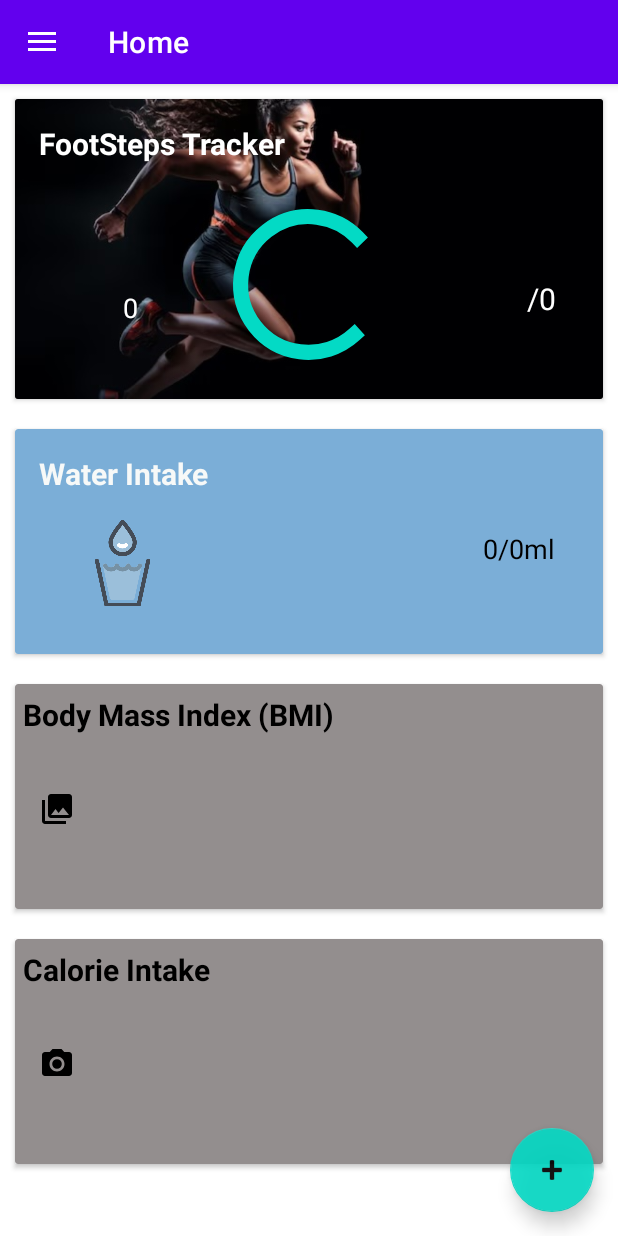
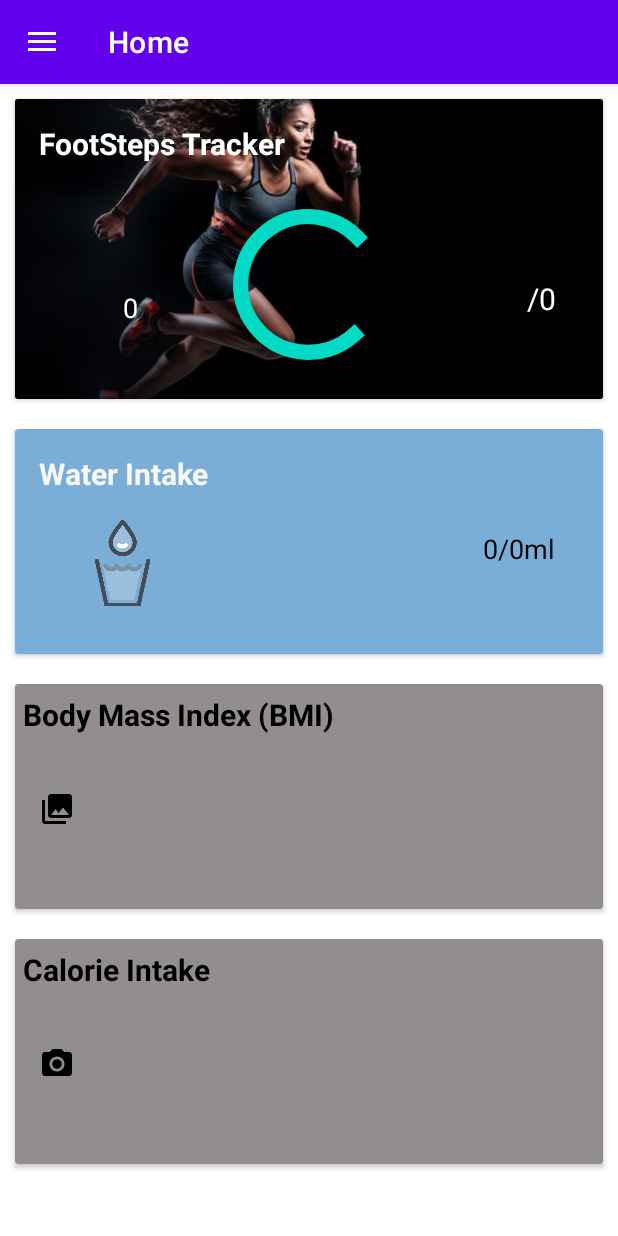
Before and after one commit to AnupaRasaputhra/FitPulse-CapstoneProject, an Android app: the screen it shows after launch (MainActivity), on a phone screen of 412 x 824 dp. Run offline under Robolectric (Android 15) with nearby library versions, the phone set to English and light mode, and no system bars; our stand-ins replace navigation-ui; plain views replace CircularProgressBar; 1 statement that could not run was skipped.

```diff
--- a/FitPulse/app/src/main/res/layout/app_bar_main.xml
+++ b/FitPulse/app/src/main/res/layout/app_bar_main.xml
@@ -21,15 +21,15 @@
     </com.google.android.material.appbar.AppBarLayout>
 
     <include layout="@layout/content_main" />
-    <com.google.android.material.floatingactionbutton.FloatingActionButton
-        android:id="@+id/fab"
-        android:layout_width="wrap_content"
-        android:layout_height="wrap_content"
-        android:layout_gravity="bottom|end"
-        android:alpha="0.9"
-        android:layout_marginEnd="@dimen/fab_margin"
-        android:layout_marginBottom="16dp"
-        app:elevation="7dp"
-        app:srcCompat="@android:drawable/ic_input_add" />
+<!--    <com.google.android.material.floatingactionbutton.FloatingActionButton-->
+<!--        android:id="@+id/fab"-->
+<!--        android:layout_width="wrap_content"-->
+<!--        android:layout_height="wrap_content"-->
+<!--        android:layout_gravity="bottom|end"-->
+<!--        android:alpha="0.9"-->
+<!--        android:layout_marginEnd="@dimen/fab_margin"-->
+<!--        android:layout_marginBottom="16dp"-->
+<!--        app:elevation="7dp"-->
+<!--        app:srcCompat="@android:drawable/ic_input_add" />-->
 
 </androidx.coordinatorlayout.widget.CoordinatorLayout>
```
